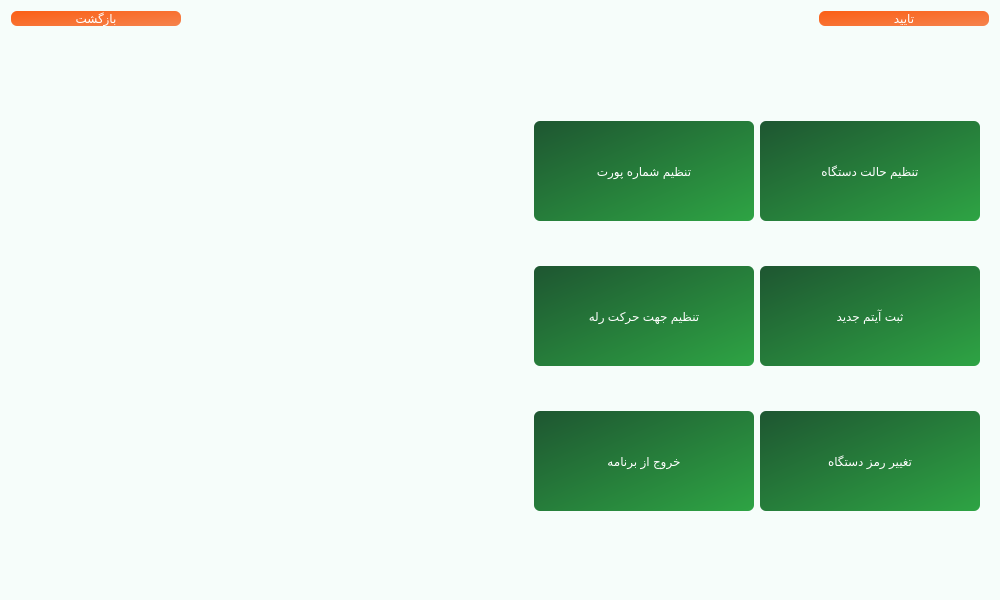
This is main.ui in Farazist/raspberrypi-app as Qt 5 draws it before an edit. The edited form follows.
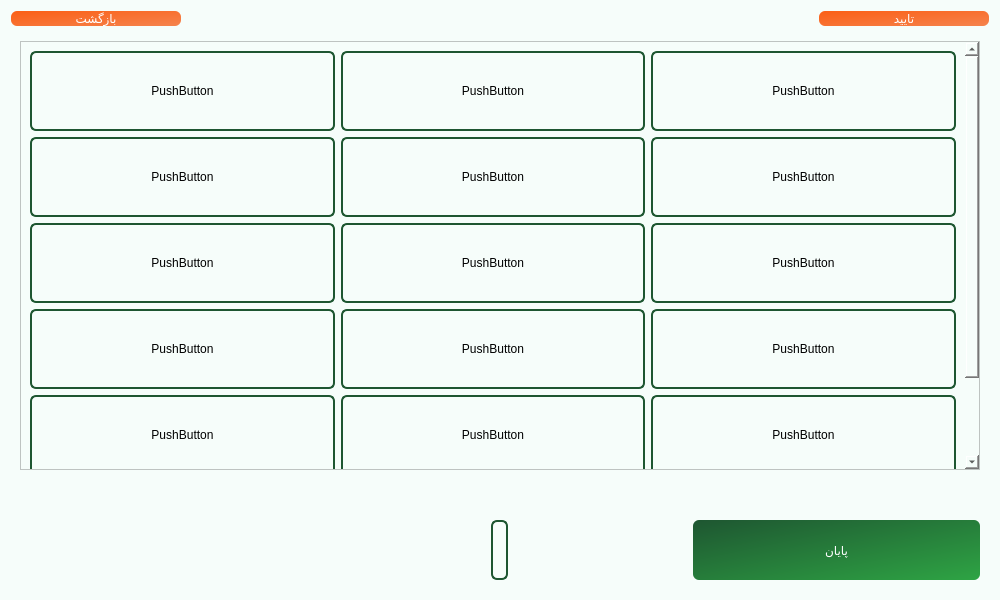
This is the edited form. Icons and pictures are not drawn.

Commit message: stack Manual Delivery

What changed in the file:
```diff
--- a/main.ui
+++ b/main.ui
@@ -113,7 +113,7 @@
       </size>
      </property>
      <property name="currentIndex">
-      <number>7</number>
+      <number>9</number>
      </property>
      <widget class="QWidget" name="pageLoading">
       <layout class="QVBoxLayout" name="verticalLayout_2" stretch="0,0">
@@ -1765,6 +1765,479 @@
        </item>
       </layout>
      </widget>
+     <widget class="QWidget" name="pageManualDelivery">
+      <layout class="QVBoxLayout" name="verticalLayout_14">
+       <property name="spacing">
+        <number>50</number>
+       </property>
+       <item>
+        <widget class="QScrollArea" name="scrollArea">
+         <property name="styleSheet">
+          <string notr="true"/>
+         </property>
+         <property name="widgetResizable">
+          <bool>true</bool>
+         </property>
+         <widget class="QWidget" name="scrollAreaWidgetContents_2">
+          <property name="geometry">
+           <rect>
+            <x>0</x>
+            <y>-150</y>
+            <width>948</width>
+            <height>528</height>
+           </rect>
+          </property>
+          <layout class="QGridLayout" name="gridLayout_4">
+           <item row="1" column="1">
+            <widget class="QPushButton" name="pushButton_4">
+             <property name="minimumSize">
+              <size>
+               <width>0</width>
+               <height>80</height>
+              </size>
+             </property>
+             <property name="styleSheet">
+              <string notr="true">padding: 3px; 
+border: 2px solid #1E5631; 
+border-radius: 6px;
+font: 18pt &quot;IRANSans&quot;;
+color: #000000; 
+border-radius: 6px;</string>
+             </property>
+             <property name="text">
+              <string>PushButton</string>
+             </property>
+            </widget>
+           </item>
+           <item row="4" column="2">
+            <widget class="QPushButton" name="pushButton_18">
+             <property name="minimumSize">
+              <size>
+               <width>0</width>
+               <height>80</height>
+              </size>
+             </property>
+             <property name="styleSheet">
+              <string notr="true">padding: 3px; 
+border: 2px solid #1E5631; 
+border-radius: 6px;
+font: 18pt &quot;IRANSans&quot;;
+color: #000000; 
+border-radius: 6px;</string>
+             </property>
+             <property name="text">
+              <string>PushButton</string>
+             </property>
+            </widget>
+           </item>
+           <item row="1" column="2">
+            <widget class="QPushButton" name="pushButton_8">
+             <property name="minimumSize">
+              <size>
+               <width>0</width>
+               <height>80</height>
+              </size>
+             </property>
+             <property name="styleSheet">
+              <string notr="true">padding: 3px; 
+border: 2px solid #1E5631; 
+border-radius: 6px;
+font: 18pt &quot;IRANSans&quot;;
+color: #000000; 
+border-radius: 6px;</string>
+             </property>
+             <property name="text">
+              <string>PushButton</string>
+             </property>
+            </widget>
+           </item>
+           <item row="2" column="1">
+            <widget class="QPushButton" name="pushButton_5">
+             <property name="minimumSize">
+              <size>
+               <width>0</width>
+               <height>80</height>
+              </size>
+             </property>
+             <property name="styleSheet">
+              <string notr="true">padding: 3px; 
+border: 2px solid #1E5631; 
+border-radius: 6px;
+font: 18pt &quot;IRANSans&quot;;
+color: #000000; 
+border-radius: 6px;</string>
+             </property>
+             <property name="text">
+              <string>PushButton</string>
+             </property>
+            </widget>
+           </item>
+           <item row="3" column="1">
+            <widget class="QPushButton" name="pushButton_7">
+             <property name="minimumSize">
+              <size>
+               <width>0</width>
+               <height>80</height>
+              </size>
+             </property>
+             <property name="styleSheet">
+              <string notr="true">padding: 3px; 
+border: 2px solid #1E5631; 
+border-radius: 6px;
+font: 18pt &quot;IRANSans&quot;;
+color: #000000; 
+border-radius: 6px;</string>
+             </property>
+             <property name="text">
+              <string>PushButton</string>
+             </property>
+            </widget>
+           </item>
+           <item row="2" column="0">
+            <widget class="QPushButton" name="pushButton_13">
+             <property name="minimumSize">
+              <size>
+               <width>0</width>
+               <height>80</height>
+              </size>
+             </property>
+             <property name="styleSheet">
+              <string notr="true">padding: 3px; 
+border: 2px solid #1E5631; 
+border-radius: 6px;
+font: 18pt &quot;IRANSans&quot;;
+color: #000000; 
+border-radius: 6px;</string>
+             </property>
+             <property name="text">
+              <string>PushButton</string>
+             </property>
+            </widget>
+           </item>
+           <item row="4" column="0">
+            <widget class="QPushButton" name="pushButton_16">
+             <property name="minimumSize">
+              <size>
+               <width>0</width>
+               <height>80</height>
+              </size>
+             </property>
+             <property name="styleSheet">
+              <string notr="true">padding: 3px; 
+border: 2px solid #1E5631; 
+border-radius: 6px;
+font: 18pt &quot;IRANSans&quot;;
+color: #000000; 
+border-radius: 6px;</string>
+             </property>
+             <property name="text">
+              <string>PushButton</string>
+             </property>
+            </widget>
+           </item>
+           <item row="0" column="1">
+            <widget class="QPushButton" name="pushButton_3">
+             <property name="minimumSize">
+              <size>
+               <width>0</width>
+               <height>80</height>
+              </size>
+             </property>
+             <property name="styleSheet">
+              <string notr="true">padding: 3px; 
+border: 2px solid #1E5631; 
+border-radius: 6px;
+font: 18pt &quot;IRANSans&quot;;
+color: #000000; 
+border-radius: 6px;</string>
+             </property>
+             <property name="text">
+              <string>PushButton</string>
+             </property>
+            </widget>
+           </item>
+           <item row="4" column="1">
+            <widget class="QPushButton" name="pushButton_17">
+             <property name="minimumSize">
+              <size>
+               <width>0</width>
+               <height>80</height>
+              </size>
+             </property>
+             <property name="styleSheet">
+              <string notr="true">padding: 3px; 
+border: 2px solid #1E5631; 
+border-radius: 6px;
+font: 18pt &quot;IRANSans&quot;;
+color: #000000; 
+border-radius: 6px;</string>
+             </property>
+             <property name="text">
+              <string>PushButton</string>
+             </property>
+            </widget>
+           </item>
+           <item row="0" column="0">
+            <widget class="QPushButton" name="pushButton_11">
+             <property name="minimumSize">
+              <size>
+               <width>0</width>
+               <height>80</height>
+              </size>
+             </property>
+             <property name="styleSheet">
+              <string notr="true">padding: 3px; 
+border: 2px solid #1E5631; 
+border-radius: 6px;
+font: 18pt &quot;IRANSans&quot;;
+color: #000000; 
+border-radius: 6px;</string>
+             </property>
+             <property name="text">
+              <string>PushButton</string>
+             </property>
+            </widget>
+           </item>
+           <item row="3" column="0">
+            <widget class="QPushButton" name="pushButton_14">
+             <property name="minimumSize">
+              <size>
+               <width>0</width>
+               <height>80</height>
+              </size>
+             </property>
+             <property name="styleSheet">
+              <string notr="true">padding: 3px; 
+border: 2px solid #1E5631; 
+border-radius: 6px;
+font: 18pt &quot;IRANSans&quot;;
+color: #000000; 
+border-radius: 6px;</string>
+             </property>
+             <property name="text">
+              <string>PushButton</string>
+             </property>
+            </widget>
+           </item>
+           <item row="3" column="2">
+            <widget class="QPushButton" name="pushButton_10">
+             <property name="minimumSize">
+              <size>
+               <width>0</width>
+               <height>80</height>
+              </size>
+             </property>
+             <property name="styleSheet">
+              <string notr="true">padding: 3px; 
+border: 2px solid #1E5631; 
+border-radius: 6px;
+font: 18pt &quot;IRANSans&quot;;
+color: #000000; 
+border-radius: 6px;</string>
+             </property>
+             <property name="text">
+              <string>PushButton</string>
+             </property>
+            </widget>
+           </item>
+           <item row="0" column="2">
+            <widget class="QPushButton" name="pushButton_2">
+             <property name="minimumSize">
+              <size>
+               <width>0</width>
+               <height>80</height>
+              </size>
+             </property>
+             <property name="styleSheet">
+              <string notr="true">padding: 3px; 
+border: 2px solid #1E5631; 
+border-radius: 6px;
+font: 18pt &quot;IRANSans&quot;;
+color: #000000; 
+border-radius: 6px;</string>
+             </property>
+             <property name="text">
+              <string>PushButton</string>
+             </property>
+            </widget>
+           </item>
+           <item row="2" column="2">
+            <widget class="QPushButton" name="pushButton_9">
+             <property name="minimumSize">
+              <size>
+               <width>0</width>
+               <height>80</height>
+              </size>
+             </property>
+             <property name="styleSheet">
+              <string notr="true">padding: 3px; 
+border: 2px solid #1E5631; 
+border-radius: 6px;
+font: 18pt &quot;IRANSans&quot;;
+color: #000000; 
+border-radius: 6px;</string>
+             </property>
+             <property name="text">
+              <string>PushButton</string>
+             </property>
+            </widget>
+           </item>
+           <item row="1" column="0">
+            <widget class="QPushButton" name="pushButton_12">
+             <property name="minimumSize">
+              <size>
+               <width>0</width>
+               <height>80</height>
+              </size>
+             </property>
+             <property name="styleSheet">
+              <string notr="true">padding: 3px; 
+border: 2px solid #1E5631; 
+border-radius: 6px;
+font: 18pt &quot;IRANSans&quot;;
+color: #000000; 
+border-radius: 6px;</string>
+             </property>
+             <property name="text">
+              <string>PushButton</string>
+             </property>
+            </widget>
+           </item>
+           <item row="5" column="0">
+            <widget class="QPushButton" name="pushButton_19">
+             <property name="minimumSize">
+              <size>
+               <width>0</width>
+               <height>80</height>
+              </size>
+             </property>
+             <property name="styleSheet">
+              <string notr="true">padding: 3px; 
+border: 2px solid #1E5631; 
+border-radius: 6px;
+font: 18pt &quot;IRANSans&quot;;
+color: #000000; 
+border-radius: 6px;</string>
+             </property>
+             <property name="text">
+              <string>PushButton</string>
+             </property>
+            </widget>
+           </item>
+           <item row="5" column="1">
+            <widget class="QPushButton" name="pushButton_20">
+             <property name="minimumSize">
+              <size>
+               <width>0</width>
+               <height>80</height>
+              </size>
+             </property>
+             <property name="styleSheet">
+              <string notr="true">padding: 3px; 
+border: 2px solid #1E5631; 
+border-radius: 6px;
+font: 18pt &quot;IRANSans&quot;;
+color: #000000; 
+border-radius: 6px;</string>
+             </property>
+             <property name="text">
+              <string>PushButton</string>
+             </property>
+            </widget>
+           </item>
+           <item row="5" column="2">
+            <widget class="QPushButton" name="pushButton_21">
+             <property name="minimumSize">
+              <size>
+               <width>0</width>
+               <height>80</height>
+              </size>
+             </property>
+             <property name="styleSheet">
+              <string notr="true">padding: 3px; 
+border: 2px solid #1E5631; 
+border-radius: 6px;
+font: 18pt &quot;IRANSans&quot;;
+color: #000000; 
+border-radius: 6px;</string>
+             </property>
+             <property name="text">
+              <string>PushButton</string>
+             </property>
+            </widget>
+           </item>
+          </layout>
+         </widget>
+        </widget>
+       </item>
+       <item>
+        <layout class="QHBoxLayout" name="horizontalLayout_14">
+         <item alignment="Qt::AlignLeft|Qt::AlignBottom">
+          <widget class="QPushButton" name="btnSettingManialDelivery">
+           <property name="styleSheet">
+            <string notr="true">border: none;</string>
+           </property>
+           <property name="text">
+            <string/>
+           </property>
+           <property name="icon">
+            <iconset>
+             <normaloff>images/sign/setting.png</normaloff>images/sign/setting.png</iconset>
+           </property>
+           <property name="iconSize">
+            <size>
+             <width>60</width>
+             <height>60</height>
+            </size>
+           </property>
+           <property name="flat">
+            <bool>true</bool>
+           </property>
+          </widget>
+         </item>
+         <item alignment="Qt::AlignHCenter|Qt::AlignBottom">
+          <widget class="QLabel" name="label_14">
+           <property name="minimumSize">
+            <size>
+             <width>0</width>
+             <height>60</height>
+            </size>
+           </property>
+           <property name="styleSheet">
+            <string notr="true">padding: 3px; 
+border: 2px solid #1E5631; 
+border-radius: 6px;</string>
+           </property>
+           <property name="text">
+            <string/>
+           </property>
+          </widget>
+         </item>
+         <item alignment="Qt::AlignBottom">
+          <widget class="QPushButton" name="pushButton_15">
+           <property name="minimumSize">
+            <size>
+             <width>200</width>
+             <height>60</height>
+            </size>
+           </property>
+           <property name="styleSheet">
+            <string notr="true">background: qlineargradient(x1:0, y1:0, x2:1, y2:1, stop:0 #1E5631, stop:1 #2ea444);
+font: 18pt &quot;IRANSans&quot;;
+color: #ffffff; 
+padding: 3px; 
+border: none; 
+border-radius: 6px;</string>
+           </property>
+           <property name="text">
+            <string>پایان</string>
+           </property>
+          </widget>
+         </item>
+        </layout>
+       </item>
+      </layout>
+     </widget>
     </widget>
    </item>
   </layout>
```
The commit also changes 2 other files.
